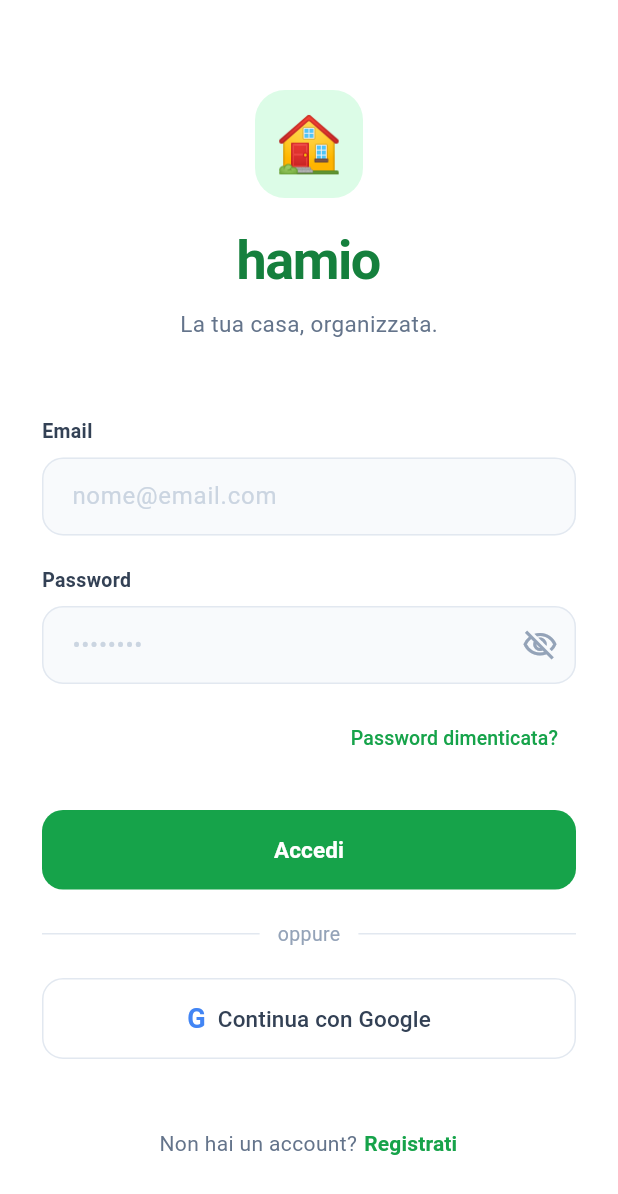
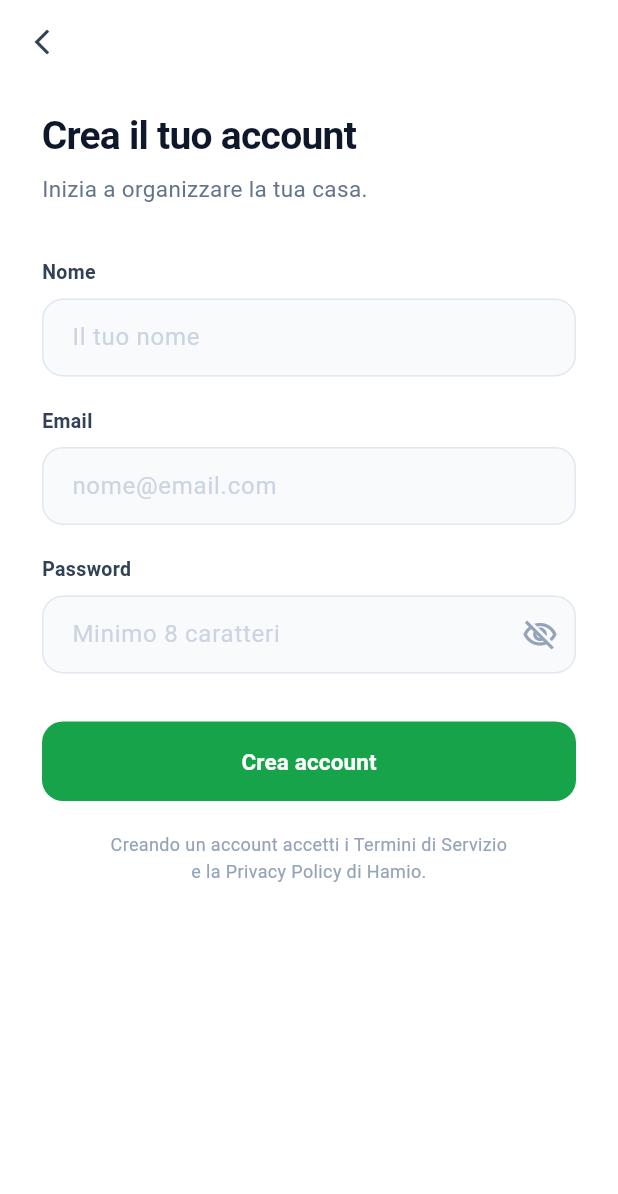
Before and after one commit to Robiori/Hamio, a Flutter app: the screen it shows after launch, after a tap on "Password dimenticata?", on a phone screen of 412 x 824 dp. Shown: the top 1194 px of the screen. Run offline on Flutter 3.47's test engine with Material 3 defaults, Android fonts, the phone set to English and light mode, and no system bars; our stand-ins replace firebase_core; accounts and stored records are empty.

Commit message:
Fase 2 — schermata registrazione completata

```diff
--- a/lib/screens/auth/login_screen.dart
+++ b/lib/screens/auth/login_screen.dart
@@ -1,4 +1,5 @@
 import 'package:flutter/material.dart';
+import 'register_screen.dart';
 
 class LoginScreen extends StatefulWidget {
   const LoginScreen({super.key});
@@ -154,7 +155,7 @@
               Align(
                 alignment: Alignment.centerRight,
                 child: TextButton(
-                  onPressed: () {},
+                  onPressed: () => Navigator.push(context, MaterialPageRoute(builder: (_) => const RegisterScreen())),
                   child: const Text(
                     'Password dimenticata?',
                     style: TextStyle(
@@ -240,7 +241,7 @@
                       style: TextStyle(fontSize: 14, color: Color(0xFF64748B)),
                     ),
                     TextButton(
-                      onPressed: () {},
+                      onPressed: () => Navigator.push(context, MaterialPageRoute(builder: (_) => const RegisterScreen())),
                       style: TextButton.styleFrom(padding: EdgeInsets.zero),
                       child: const Text(
                         'Registrati',
--- /dev/null
+++ b/lib/screens/auth/register_screen.dart
@@ -0,0 +1,214 @@
+import 'package:flutter/material.dart';
+
+class RegisterScreen extends StatefulWidget {
+  const RegisterScreen({super.key});
+
+  @override
+  State<RegisterScreen> createState() => _RegisterScreenState();
+}
+
+class _RegisterScreenState extends State<RegisterScreen> {
+  final _nameController = TextEditingController();
+  final _emailController = TextEditingController();
+  final _passwordController = TextEditingController();
+  bool _isLoading = false;
+  bool _obscurePassword = true;
+
+  @override
+  void dispose() {
+    _nameController.dispose();
+    _emailController.dispose();
+    _passwordController.dispose();
+    super.dispose();
+  }
+
+  @override
+  Widget build(BuildContext context) {
+    return Scaffold(
+      backgroundColor: Colors.white,
+      appBar: AppBar(
+        backgroundColor: Colors.white,
+        elevation: 0,
+        leading: IconButton(
+          icon: const Icon(Icons.arrow_back_ios_new, color: Color(0xFF334155), size: 20),
+          onPressed: () => Navigator.pop(context),
+        ),
+      ),
+      body: SafeArea(
+        child: SingleChildScrollView(
+          padding: const EdgeInsets.symmetric(horizontal: 28),
+          child: Column(
+            crossAxisAlignment: CrossAxisAlignment.start,
+            children: [
+              const SizedBox(height: 16),
+
+              // Titolo
+              const Text(
+                'Crea il tuo account',
+                style: TextStyle(
+                  fontSize: 26,
+                  fontWeight: FontWeight.w700,
+                  color: Color(0xFF0F172A),
+                  letterSpacing: -0.5,
+                ),
+              ),
+              const SizedBox(height: 6),
+              const Text(
+                'Inizia a organizzare la tua casa.',
+                style: TextStyle(fontSize: 15, color: Color(0xFF64748B)),
+              ),
+
+              const SizedBox(height: 36),
+
+              // Campo nome
+              const Text(
+                'Nome',
+                style: TextStyle(fontSize: 13, fontWeight: FontWeight.w600, color: Color(0xFF334155)),
+              ),
+              const SizedBox(height: 8),
+              TextField(
+                controller: _nameController,
+                textCapitalization: TextCapitalization.words,
+                decoration: InputDecoration(
+                  hintText: 'Il tuo nome',
+                  hintStyle: const TextStyle(color: Color(0xFFCBD5E1)),
+                  filled: true,
+                  fillColor: const Color(0xFFF8FAFC),
+                  border: OutlineInputBorder(
+                    borderRadius: BorderRadius.circular(14),
+                    borderSide: const BorderSide(color: Color(0xFFE2E8F0)),
+                  ),
+                  enabledBorder: OutlineInputBorder(
+                    borderRadius: BorderRadius.circular(14),
+                    borderSide: const BorderSide(color: Color(0xFFE2E8F0)),
+                  ),
+                  focusedBorder: OutlineInputBorder(
+                    borderRadius: BorderRadius.circular(14),
+                    borderSide: const BorderSide(color: Color(0xFF16A34A), width: 2),
+                  ),
+                  contentPadding: const EdgeInsets.symmetric(horizontal: 16, vertical: 14),
+                ),
+              ),
+
+              const SizedBox(height: 20),
+
+              // Campo email
+              const Text(
+                'Email',
+                style: TextStyle(fontSize: 13, fontWeight: FontWeight.w600, color: Color(0xFF334155)),
+              ),
+              const SizedBox(height: 8),
+              TextField(
+                controller: _emailController,
+                keyboardType: TextInputType.emailAddress,
+                decoration: InputDecoration(
+                  hintText: 'nome@email.com',
+                  hintStyle: const TextStyle(color: Color(0xFFCBD5E1)),
+                  filled: true,
+                  fillColor: const Color(0xFFF8FAFC),
+                  border: OutlineInputBorder(
+                    borderRadius: BorderRadius.circular(14),
+                    borderSide: const BorderSide(color: Color(0xFFE2E8F0)),
+                  ),
+                  enabledBorder: OutlineInputBorder(
+                    borderRadius: BorderRadius.circular(14),
+                    borderSide: const BorderSide(color: Color(0xFFE2E8F0)),
+                  ),
+                  focusedBorder: OutlineInputBorder(
+                    borderRadius: BorderRadius.circular(14),
+                    borderSide: const BorderSide(color: Color(0xFF16A34A), width: 2),
+                  ),
+                  contentPadding: const EdgeInsets.symmetric(horizontal: 16, vertical: 14),
+                ),
+              ),
+
+              const SizedBox(height: 20),
+
+              // Campo password
+              const Text(
+                'Password',
+                style: TextStyle(fontSize: 13, fontWeight: FontWeight.w600, color: Color(0xFF334155)),
+              ),
+              const SizedBox(height: 8),
+              TextField(
+                controller: _passwordController,
+                obscureText: _obscurePassword,
+                decoration: InputDecoration(
+                  hintText: 'Minimo 8 caratteri',
+                  hintStyle: const TextStyle(color: Color(0xFFCBD5E1)),
+                  filled: true,
+                  fillColor: const Color(0xFFF8FAFC),
+                  border: OutlineInputBorder(
+                    borderRadius: BorderRadius.circular(14),
+                    borderSide: const BorderSide(color: Color(0xFFE2E8F0)),
+                  ),
+                  enabledBorder: OutlineInputBorder(
+                    borderRadius: BorderRadius.circular(14),
+                    borderSide: const BorderSide(color: Color(0xFFE2E8F0)),
+                  ),
+                  focusedBorder: OutlineInputBorder(
+                    borderRadius: BorderRadius.circular(14),
+                    borderSide: const BorderSide(color: Color(0xFF16A34A), width: 2),
+                  ),
+                  contentPadding: const EdgeInsets.symmetric(horizontal: 16, vertical: 14),
+                  suffixIcon: IconButton(
+                    icon: Icon(
+                      _obscurePassword ? Icons.visibility_off_outlined : Icons.visibility_outlined,
+                      color: const Color(0xFF94A3B8),
+                    ),
+                    onPressed: () => setState(() => _obscurePassword = !_obscurePassword),
+                  ),
+                ),
+              ),
+
+              const SizedBox(height: 32),
+
+              // Bottone registrazione
+              SizedBox(
+                width: double.infinity,
+                child: ElevatedButton(
+                  onPressed: _isLoading ? null : () {},
+                  style: ElevatedButton.styleFrom(
+                    backgroundColor: const Color(0xFF16A34A),
+                    foregroundColor: Colors.white,
+                    padding: const EdgeInsets.symmetric(vertical: 16),
+                    shape: RoundedRectangleBorder(
+                      borderRadius: BorderRadius.circular(14),
+                    ),
+                    elevation: 0,
+                  ),
+                  child: _isLoading
+                      ? const SizedBox(
+                          width: 20, height: 20,
+                          child: CircularProgressIndicator(color: Colors.white, strokeWidth: 2),
+                        )
+                      : const Text(
+                          'Crea account',
+                          style: TextStyle(fontSize: 15, fontWeight: FontWeight.w600),
+                        ),
+                ),
+              ),
+
+              const SizedBox(height: 20),
+
+              // Note privacy
+              Center(
+                child: Text(
+                  'Creando un account accetti i Termini di Servizio\ne la Privacy Policy di Hamio.',
+                  textAlign: TextAlign.center,
+                  style: TextStyle(
+                    fontSize: 12,
+                    color: const Color(0xFF94A3B8),
+                    height: 1.5,
+                  ),
+                ),
+              ),
+
+              const SizedBox(height: 32),
+            ],
+          ),
+        ),
+      ),
+    );
+  }
+}
```
